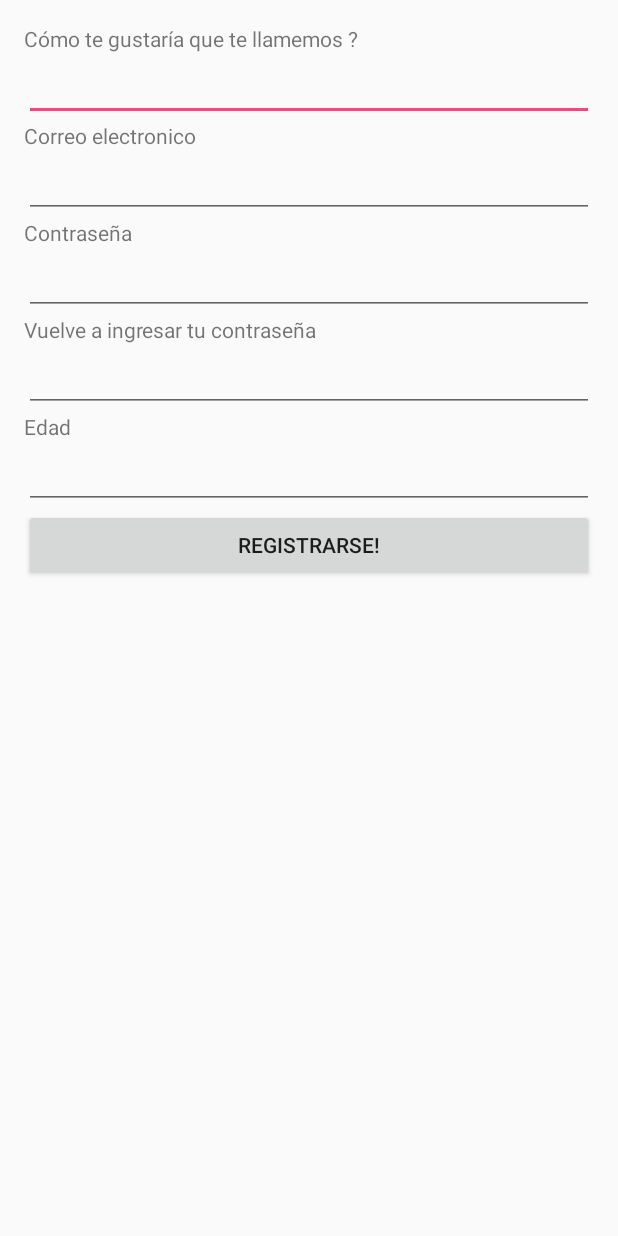
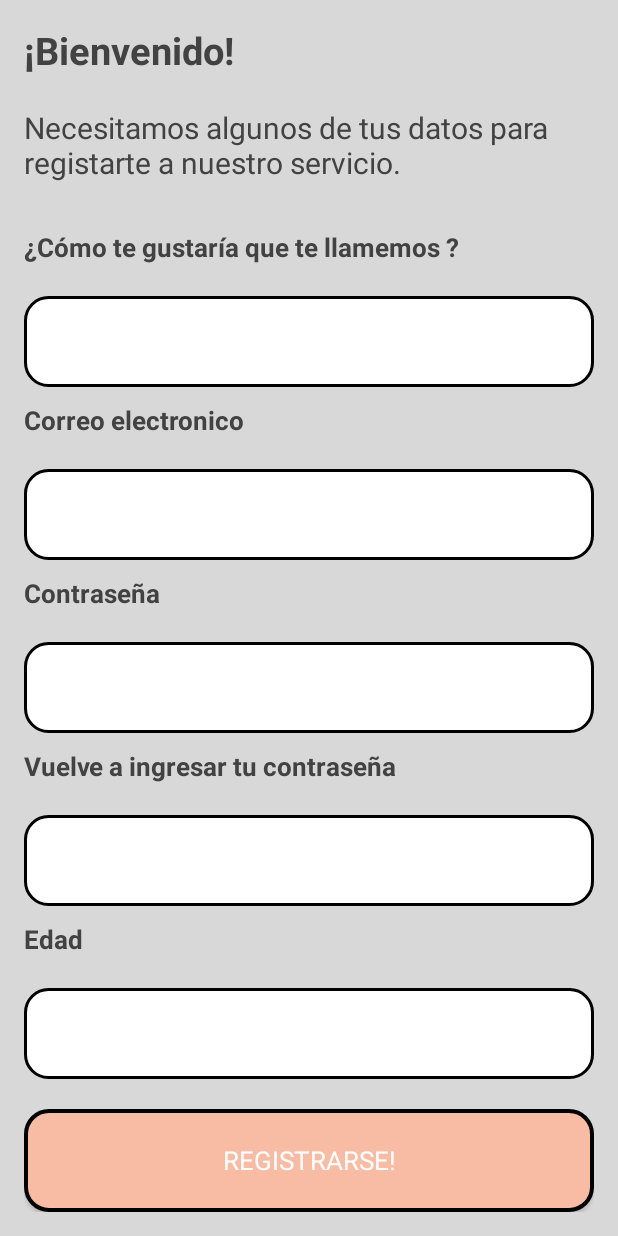
Before and after one commit to kaltamiranobarba/PasoSeguro, an Android app: the SignupActivity screen opened directly, with no data from a screen before it, on a phone screen of 412 x 824 dp. Run offline under Robolectric (Android 15) with nearby library versions, the phone set to English and light mode, and no system bars.

Commit message:
Diseñada pantalla de login y signup

```diff
--- a/PasoSeguro/app/src/main/AndroidManifest.xml
+++ b/PasoSeguro/app/src/main/AndroidManifest.xml
@@ -29,6 +29,7 @@
             android:name="com.parse.CLIENT_KEY"
             android:value="3rKd6641H0J5ILak2yPUiIBmOjsQxtc3PlYODIWG" />
 
+        <!--
         <activity
             android:name=".LoginActivity"
             android:label="@string/app_name">
@@ -37,6 +38,7 @@
                 <category android:name="android.intent.category.DEFAULT" />
             </intent-filter>
         </activity>
+        -->
         <activity
             android:name=".MapActivity"
             android:label="@string/title_activity_map">
@@ -54,7 +56,7 @@
                 <category android:name="android.intent.category.DEFAULT" />
             </intent-filter>
         </activity>
-        <activity android:name=".MainActivity">
+        <activity android:name=".LoginActivity">
             <intent-filter>
                  <action android:name="android.intent.action.MAIN" />
                 <category android:name="android.intent.category.LAUNCHER" />
--- /dev/null
+++ b/PasoSeguro/app/src/main/res/drawable/cursor_color.xml
@@ -0,0 +1,5 @@
+<?xml version="1.0" encoding="utf-8"?>
+<shape xmlns:android="http://schemas.android.com/apk/res/android" >
+    <size android:width="3dp" />
+    <solid android:color="#000"  />
+</shape>
--- /dev/null
+++ b/PasoSeguro/app/src/main/res/drawable/rounded_button.xml
@@ -0,0 +1,17 @@
+<?xml version="1.0" encoding="utf-8"?>
+<!--  res/drawable/rounded_edittext.xml -->
+<shape xmlns:android="http://schemas.android.com/apk/res/android"
+    android:shape="rectangle" android:padding="10dp">
+    <solid android:color="#F8BCA4"/>
+    <corners
+        android:bottomRightRadius="15dp"
+        android:bottomLeftRadius="15dp"
+        android:topLeftRadius="15dp"
+        android:topRightRadius="15dp"/>
+
+    <gradient android:startColor="#F8BCA4"
+        android:endColor="#F8BCA4"
+        android:angle="270" />
+
+    <stroke android:width="4px" android:color="#000000" />
+</shape>
--- /dev/null
+++ b/PasoSeguro/app/src/main/res/drawable/rounded_edittext.xml
@@ -0,0 +1,17 @@
+<?xml version="1.0" encoding="utf-8"?>
+<!--  res/drawable/rounded_edittext.xml -->
+<shape xmlns:android="http://schemas.android.com/apk/res/android"
+    android:shape="rectangle" android:padding="10dp">
+    <solid android:color="#000"/>
+    <corners
+        android:bottomRightRadius="15dp"
+        android:bottomLeftRadius="15dp"
+        android:topLeftRadius="15dp"
+        android:topRightRadius="15dp"/>
+
+    <gradient android:startColor="#FFFFFF"
+        android:endColor="#FFF"
+        android:angle="270" />
+
+    <stroke android:width="3px" android:color="#000000" />
+</shape>
--- a/PasoSeguro/app/src/main/res/layout/activity_signup.xml
+++ b/PasoSeguro/app/src/main/res/layout/activity_signup.xml
@@ -8,76 +8,135 @@
     android:paddingRight="@dimen/activity_horizontal_margin"
     android:paddingTop="@dimen/activity_vertical_margin"
     tools:context="com.example.altam.pasoseguro.SignupActivity"
-    android:weightSum="1"
+    android:background="#D8D8D8"
+    android:weightSum="13"
     android:orientation="vertical">
 
 
     <TextView
         android:layout_width="wrap_content"
         android:layout_height="wrap_content"
-        android:text="Cómo te gustaría que te llamemos ?"
+        android:text="¡Bienvenido!"
+        android:textSize="25dp"
+        android:textStyle="normal|bold"
+        android:textColor="#424242"
+        android:layout_weight="1" />
 
-    />
+    <TextView
+        android:layout_width="wrap_content"
+        android:layout_height="wrap_content"
+        android:text="Necesitamos algunos de tus datos para registarte a nuestro servicio."
+        android:textSize="20dp"
+        android:textStyle="normal"
+        android:textColor="#424242"
+        android:layout_weight="1" />
+
+    <TextView
+        android:layout_width="wrap_content"
+        android:layout_height="wrap_content"
+        android:text="¿Cómo te gustaría que te llamemos ?"
+        android:textSize="17dp"
+        android:textStyle="normal|bold"
+        android:textColor="#424242"
+        android:layout_marginTop="10dp"
+        android:layout_weight="1" />
 
     <EditText
         android:id="@+id/et_signupUser"
         android:layout_width="match_parent"
-        android:layout_height="wrap_content"
-    />
+        android:layout_height="40dp"
+        android:background="@drawable/rounded_edittext"
+        android:textCursorDrawable="@drawable/cursor_color"
+        android:paddingLeft="15dp"
+        android:layout_weight="1" />
 
     <TextView
         android:layout_width="wrap_content"
         android:layout_height="wrap_content"
         android:text="Correo electronico"
-
-        />
+        android:textSize="17dp"
+        android:textStyle="normal|bold"
+        android:textColor="#424242"
+        android:layout_marginTop="10dp"
+        android:layout_weight="1"/>
 
     <EditText
         android:id="@+id/et_signupEmail"
         android:layout_width="match_parent"
-        android:layout_height="wrap_content"
-        />
+        android:layout_height="40dp"
+        android:background="@drawable/rounded_edittext"
+        android:textCursorDrawable="@drawable/cursor_color"
+        android:paddingLeft="15dp"
+        android:layout_weight="1"  />
 
     <TextView
         android:layout_width="wrap_content"
         android:layout_height="wrap_content"
         android:text="Contraseña"
-    />
+        android:textSize="17dp"
+        android:textStyle="normal|bold"
+        android:textColor="#424242"
+        android:layout_marginTop="10dp"
+        android:layout_weight="1" />
 
     <EditText
         android:id="@+id/et_signupPass"
         android:layout_width="match_parent"
-        android:layout_height="wrap_content"
-    />
+        android:layout_height="40dp"
+        android:background="@drawable/rounded_edittext"
+        android:textCursorDrawable="@drawable/cursor_color"
+        android:paddingLeft="15dp"
+        android:layout_weight="1" />
 
     <TextView
         android:layout_width="wrap_content"
         android:layout_height="wrap_content"
         android:text="Vuelve a ingresar tu contraseña"
-    />
+        android:textSize="17dp"
+        android:textStyle="normal|bold"
+        android:textColor="#424242"
+        android:layout_marginTop="10dp"
+        android:layout_weight="1" />
 
     <EditText
         android:id="@+id/et_signupPass2"
         android:layout_width="match_parent"
-        android:layout_height="wrap_content"
-    />
+        android:layout_height="40dp"
+        android:background="@drawable/rounded_edittext"
+        android:textCursorDrawable="@drawable/cursor_color"
+        android:paddingLeft="15dp"
+        android:layout_weight="1" />
 
     <TextView
         android:layout_width="wrap_content"
         android:layout_height="wrap_content"
         android:text="Edad"
-    />
+        android:textSize="17dp"
+        android:textStyle="normal|bold"
+        android:textColor="#424242"
+        android:layout_marginTop="10dp"
+        android:layout_weight="1" />
 
     <EditText
         android:id="@+id/et_signupAge"
         android:layout_width="match_parent"
-        android:layout_height="wrap_content"
-    />
+        android:layout_height="40dp"
+        android:background="@drawable/rounded_edittext"
+        android:textCursorDrawable="@drawable/cursor_color"
+        android:paddingLeft="15dp"
+        android:layout_weight="1" />
+
     <Button
         android:id="@+id/btn_signup"
         android:layout_width="match_parent"
         android:layout_height="wrap_content"
+        android:textColor="#FFF"
+        android:textSize="17dp"
+        android:typeface="sans"
+        android:background="@drawable/rounded_button"
         android:text="Registrarse!"
-    />
+        android:layout_marginTop="20dp"
+        android:layout_weight="1"
+        />
 
 </LinearLayout>
--- a/PasoSeguro/app/src/main/res/values/strings.xml
+++ b/PasoSeguro/app/src/main/res/values/strings.xml
@@ -7,6 +7,10 @@
     <string name="title_activity_signup">SignupActivity</string>
     <string name="login">Iniciar sesión</string>
     <string name="signup">Registrarse</string>
+
+    <string name="defaultuser">Usuario</string>
+    <string name="defaultpassword">Contraseña</string>
+    <string name="registrate"><u>¿Eres nuev@? Registrate</u>.</string>
 
     <string name="action_settings">Settings</string>
     <string name="nav_item_profile">Perfil</string>
```
Also changed, not shown: PasoSeguro/app/src/main/java/com/example/altam/pasoseguro/LoginActivity.java (+21 -0 lines), PasoSeguro/app/src/main/res/layout/activity_login.xml (+43 -29 lines), PasoSeguro/app/src/main/java/com/example/altam/pasoseguro/SignupActivity.java (line endings or trailing spaces), PasoSeguro/app/src/main/res/drawable/logo2.png (added), PasoSeguro/gradle/wrapper/gradle-wrapper.properties.
